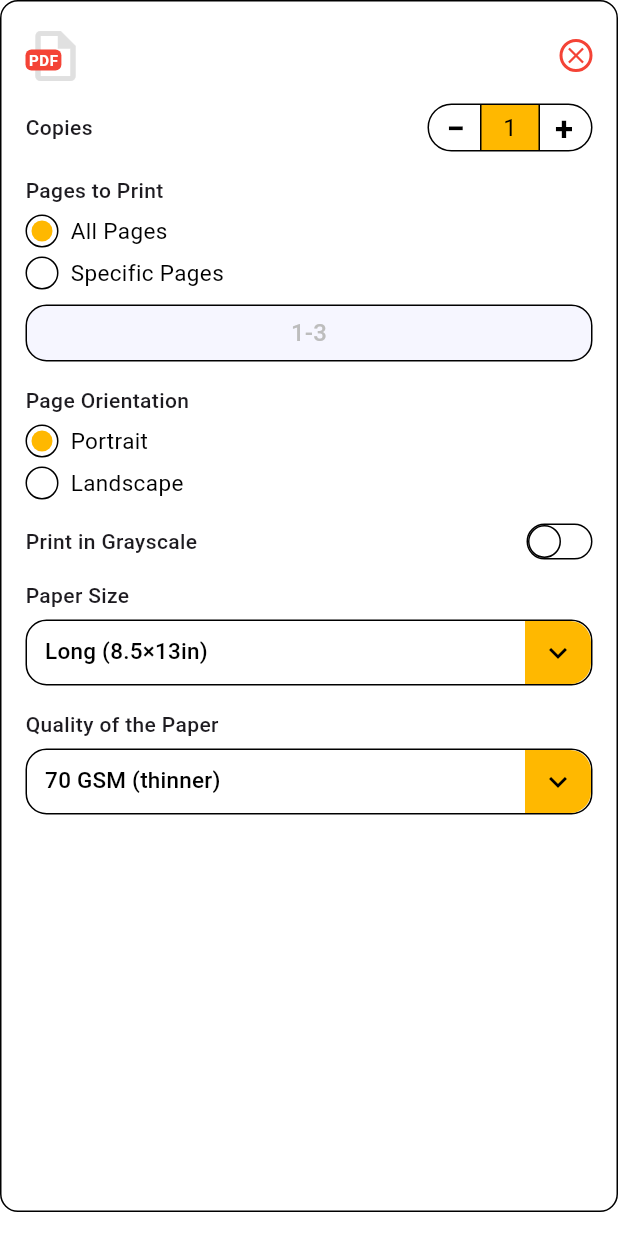
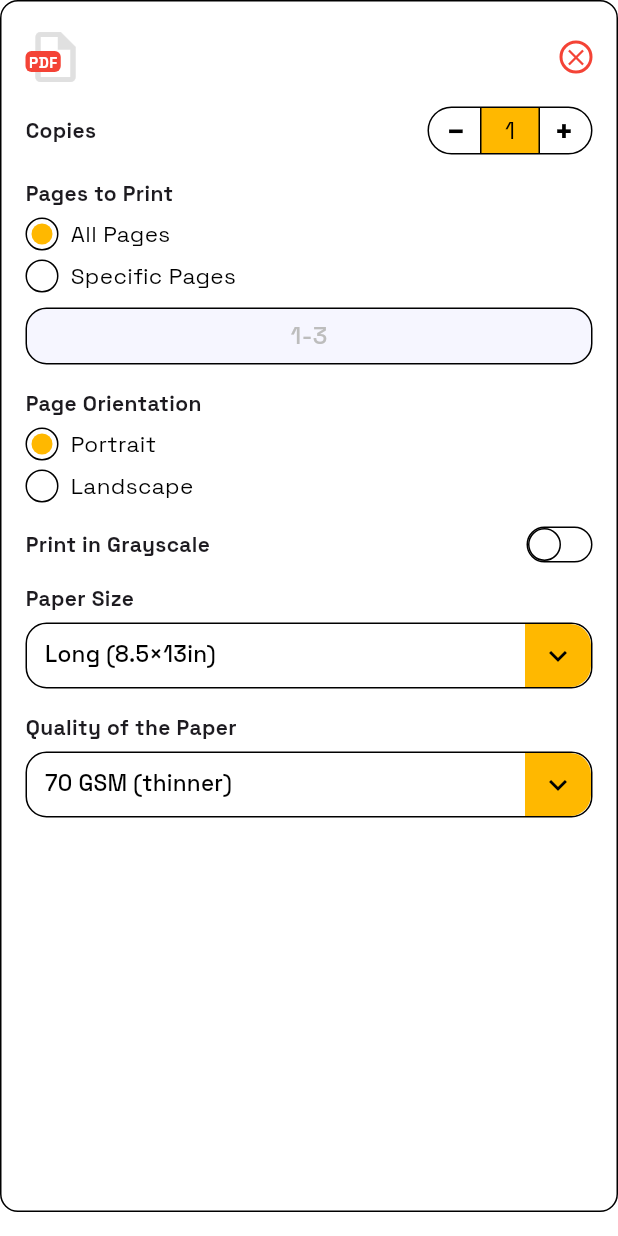
Before and after one commit to vincentperezzz/flutter-safeprint, a Flutter app: the DocumentPreviewItem widget shown alone on an empty page, opened directly with empty values, on a phone screen of 412 x 824 dp. Run offline on Flutter 3.47's test engine with Material 3 defaults, Android fonts, the phone set to English and light mode, and no system bars; drawn by our look-alikes of dropdown_button2; our stand-ins replace dotted_border, file_picker.

Commit message:
Refactor typography: Apply SpaceGrotesk and Inter fonts for consistency across MediaUploadPage, PaymentPage, and UploadedDocumentsPreviewPage

```diff
--- a/lib/uploaded_documents_preview_page.dart
+++ b/lib/uploaded_documents_preview_page.dart
@@ -63,7 +63,8 @@ class _UploadedDocumentsPreviewPageState extends State<UploadedDocumentsPreviewP
                     const Text(
                       "Uploaded Documents Preview",
                       style: TextStyle(
-                        fontWeight: FontWeight.bold,
+                        fontFamily: 'SpaceGrotesk',
+                        fontWeight: FontWeight.w700,
                         fontSize: 18,
                       ),
                     ),
@@ -139,7 +140,8 @@ class _UploadedDocumentsPreviewPageState extends State<UploadedDocumentsPreviewP
                               borderRadius: BorderRadius.circular(12),
                             ),
                             textStyle: const TextStyle(
-                              fontWeight: FontWeight.bold,
+                              fontFamily: 'SpaceGrotesk',
+                              fontWeight: FontWeight.w900,
                               fontSize: 18,
                             ),
                           ),
@@ -152,7 +154,10 @@ class _UploadedDocumentsPreviewPageState extends State<UploadedDocumentsPreviewP
                                     strokeWidth: 3,
                                   ),
                                 )
-                              : const Text("Proceed"),
+                              : const Text(
+                                  "Proceed",
+                                  style: TextStyle(fontFamily: 'SpaceGrotesk'),
+                                ),
                         ),
                       ),
                     ),
@@ -227,6 +232,7 @@ class _DocumentPreviewItemState extends State<DocumentPreviewItem> {
                         child: const Text(
                           'PDF',
                           style: TextStyle(
+                            fontFamily: 'SpaceGrotesk',
                             color: Colors.white,
                             fontWeight: FontWeight.bold,
                             fontSize: 10,
@@ -248,7 +254,8 @@ class _DocumentPreviewItemState extends State<DocumentPreviewItem> {
                     Text(
                       widget.fileName,
                       style: const TextStyle(
-                        fontWeight: FontWeight.bold,
+                        fontFamily: 'Inter',
+                        fontWeight: FontWeight.w600,
                         fontSize: 15,
                         color: Colors.black,
                       ),
@@ -259,6 +266,7 @@ class _DocumentPreviewItemState extends State<DocumentPreviewItem> {
                     Text(
                       widget.fileSize,
                       style: const TextStyle(
+                        fontFamily: 'SpaceGrotesk',
                         color: Colors.grey,
                         fontSize: 12,
                       ),
@@ -290,7 +298,13 @@ class _DocumentPreviewItemState extends State<DocumentPreviewItem> {
           Row(
             mainAxisAlignment: MainAxisAlignment.spaceBetween,
             children: [
-              const Text("Copies", style: TextStyle(fontWeight: FontWeight.w500)),
+              const Text(
+                "Copies",
+                style: TextStyle(
+                  fontFamily: 'SpaceGrotesk',
+                  fontWeight: FontWeight.w600,
+                ),
+              ),
               Container(
                 height: 32,
                 width: 110,
@@ -311,6 +325,7 @@ class _DocumentPreviewItemState extends State<DocumentPreviewItem> {
                         icon: const Text(
                           '−', // Unicode minus
                           style: TextStyle(
+                            fontFamily: 'SpaceGrotesk',
                             fontSize: 22,
                             fontWeight: FontWeight.w700,
                             color: Colors.black,
@@ -336,6 +351,7 @@ class _DocumentPreviewItemState extends State<DocumentPreviewItem> {
                       child: Text(
                         copies.toString(),
                         style: const TextStyle(
+                          fontFamily: 'SpaceGrotesk',
                           fontSize: 16,
                           color: Colors.black,
                         ),
@@ -350,6 +366,7 @@ class _DocumentPreviewItemState extends State<DocumentPreviewItem> {
                         icon: const Text(
                           '+',
                           style: TextStyle(
+                            fontFamily: 'SpaceGrotesk',
                             fontSize: 22,
                             fontWeight: FontWeight.w700,
                             color: Colors.black,
@@ -368,7 +385,13 @@ class _DocumentPreviewItemState extends State<DocumentPreviewItem> {
           const SizedBox(height: 16),
 
           // Pages to Print
-          const Text("Pages to Print", style: TextStyle(fontWeight: FontWeight.w500)),
+          const Text(
+            "Pages to Print",
+            style: TextStyle(
+              fontFamily: 'SpaceGrotesk',
+              fontWeight: FontWeight.w600,
+            ),
+          ),
           const SizedBox(height: 6),
           Column(
             crossAxisAlignment: CrossAxisAlignment.start,
@@ -400,6 +423,7 @@ class _DocumentPreviewItemState extends State<DocumentPreviewItem> {
                         decoration: InputDecoration(
                           border: InputBorder.none,
                           hintStyle: TextStyle(
+                            fontFamily: 'SpaceGrotesk',
                             color: Colors.grey[500],
                             fontWeight: FontWeight.w500,
                             fontSize: 16,
@@ -408,6 +432,7 @@ class _DocumentPreviewItemState extends State<DocumentPreviewItem> {
                           contentPadding: EdgeInsets.zero,
                         ),
                         style: const TextStyle(
+                          fontFamily: 'SpaceGrotesk',
                           color: Colors.black,
                           fontWeight: FontWeight.w500,
                           fontSize: 16,
@@ -416,6 +441,7 @@ class _DocumentPreviewItemState extends State<DocumentPreviewItem> {
                     : Text(
                         "1-3",
                         style: TextStyle(
+                          fontFamily: 'SpaceGrotesk',
                           color: Colors.grey[400],
                           fontWeight: FontWeight.w500,
                           fontSize: 16,
@@ -427,7 +453,13 @@ class _DocumentPreviewItemState extends State<DocumentPreviewItem> {
           const SizedBox(height: 16),
 
           // Orientation
-          const Text("Page Orientation", style: TextStyle(fontWeight: FontWeight.w500)),
+          const Text(
+            "Page Orientation",
+            style: TextStyle(
+              fontFamily: 'SpaceGrotesk',
+              fontWeight: FontWeight.w600,
+            ),
+          ),
           const SizedBox(height: 6),
           Column(
             crossAxisAlignment: CrossAxisAlignment.start,
@@ -447,7 +479,13 @@ class _DocumentPreviewItemState extends State<DocumentPreviewItem> {
           Row(
             mainAxisAlignment: MainAxisAlignment.spaceBetween,
             children: [
-              const Text("Print in Grayscale", style: TextStyle(fontWeight: FontWeight.w500)),
+              const Text(
+                "Print in Grayscale",
+                style: TextStyle(
+                  fontFamily: 'SpaceGrotesk',
+                  fontWeight: FontWeight.w600,
+                ),
+              ),
               _customToggle(grayscale, (val) => setState(() => grayscale = val)),
             ],
           ),
@@ -455,7 +493,13 @@ class _DocumentPreviewItemState extends State<DocumentPreviewItem> {
           const SizedBox(height: 14),
 
           // Paper Size
-          const Text("Paper Size", style: TextStyle(fontWeight: FontWeight.w500)),
+          const Text(
+            "Paper Size",
+            style: TextStyle(
+              fontFamily: 'SpaceGrotesk',
+              fontWeight: FontWeight.w600,
+            ),
+          ),
           const SizedBox(height: 6),
           DropdownButtonHideUnderline(
             child: DropdownButton2<String>(
@@ -470,7 +514,12 @@ class _DocumentPreviewItemState extends State<DocumentPreviewItem> {
                   value: value,
                   child: Text(
                     value,
-                    style: const TextStyle(color: Colors.black, fontSize: 15)),
+                    style: const TextStyle(
+                      fontFamily: 'SpaceGrotesk',
+                      color: Colors.black,
+                      fontSize: 15,
+                    ),
+                  ),
                 );
               }).toList(),
               onChanged: (String? newValue) {
@@ -518,7 +567,13 @@ class _DocumentPreviewItemState extends State<DocumentPreviewItem> {
           const SizedBox(height: 16),
 
           // Quality of the Paper
-          const Text("Quality of the Paper", style: TextStyle(fontWeight: FontWeight.w500)),
+          const Text(
+            "Quality of the Paper",
+            style: TextStyle(
+              fontFamily: 'SpaceGrotesk',
+              fontWeight: FontWeight.w600,
+            ),
+          ),
           const SizedBox(height: 6),
           DropdownButtonHideUnderline(
             child: DropdownButton2<String>(
@@ -530,7 +585,14 @@ class _DocumentPreviewItemState extends State<DocumentPreviewItem> {
               ].map((String value) {
                 return DropdownMenuItem<String>(
                   value: value,
-                  child: Text(value, style: const TextStyle(color: Colors.black, fontSize: 15)),
+                  child: Text(
+                    value,
+                    style: const TextStyle(
+                      fontFamily: 'SpaceGrotesk',
+                      color: Colors.black,
+                      fontSize: 15,
+                    ),
+                  ),
                 );
               }).toList(),
               onChanged: (String? newValue) {
@@ -609,7 +671,11 @@ class _DocumentPreviewItemState extends State<DocumentPreviewItem> {
           const SizedBox(width: 8),
           Text(
             title,
-            style: const TextStyle(fontSize: 15, color: Colors.black),
+            style: const TextStyle(
+              fontFamily: 'SpaceGrotesk',
+              fontSize: 15,
+              color: Colors.black,
+            ),
           ),
         ],
       ),
```
Also changed, not shown: lib/main.dart (+6 -2 lines), lib/payment_page.dart (+44 -26 lines).
